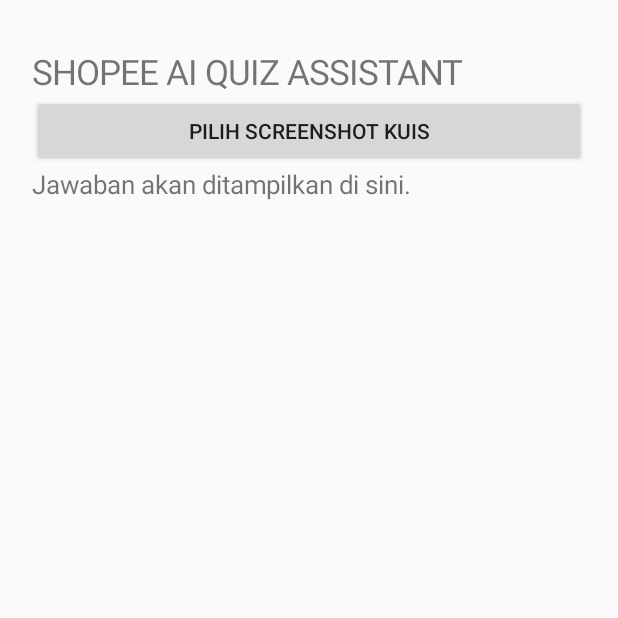
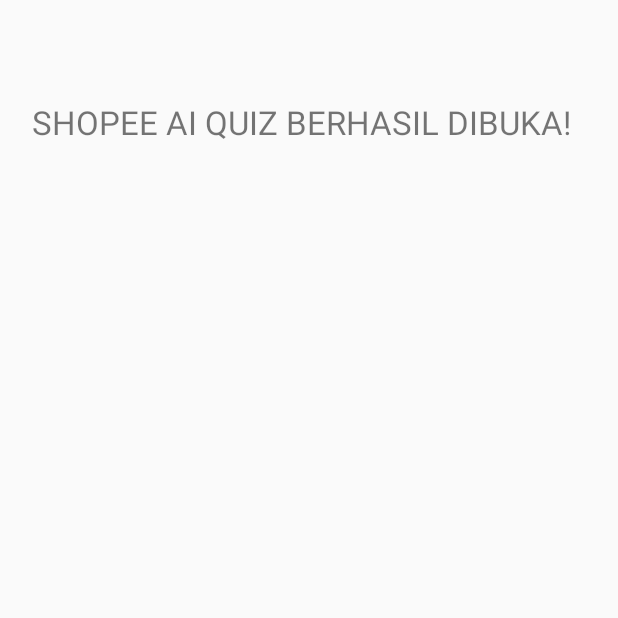
Before and after one commit to oyoy7681-ops/ShopeeAIQuizAssistant, an Android app: the screen it shows after launch (MainActivity), on a phone screen of 412 x 824 dp, the top half of it. Run offline under Robolectric (Android 15) with nearby library versions, the phone set to English and light mode, and no system bars.

Commit message:
Update MainActivity.kt

```diff
--- a/app/src/main/java/com/example/shopeeaiquiz/MainActivity.kt
+++ b/app/src/main/java/com/example/shopeeaiquiz/MainActivity.kt
@@ -1,87 +1,20 @@
+
 package com.example.shopeeaiquiz
 
+import android.app.Activity
 import android.os.Bundle
-import android.content.Intent
-import android.net.Uri
-import android.widget.*
-import android.app.Activity
-import com.google.mlkit.vision.common.InputImage
-import com.google.mlkit.vision.text.TextRecognition
-import com.google.mlkit.vision.text.latin.TextRecognizerOptions
+import android.widget.TextView
 
 class MainActivity : Activity() {
-
-    private lateinit var resultText: TextView
-
     override fun onCreate(savedInstanceState: Bundle?) {
         super.onCreate(savedInstanceState)
 
-        val layout = LinearLayout(this).apply {
-            orientation = LinearLayout.VERTICAL
-            setPadding(32, 48, 32, 32)
+        val text = TextView(this).apply {
+            text = "SHOPEE AI QUIZ BERHASIL DIBUKA!"
+            textSize = 22f
+            setPadding(32, 100, 32, 32)
         }
 
-        val title = TextView(this).apply {
-            text = "SHOPEE AI QUIZ ASSISTANT"
-            textSize = 23f
-        }
-
-        val button = Button(this).apply {
-            text = "PILIH SCREENSHOT KUIS"
-            setOnClickListener {
-                val intent = Intent(Intent.ACTION_GET_CONTENT)
-                intent.type = "image/*"
-                startActivityForResult(intent, 100)
-            }
-        }
-
-        resultText = TextView(this).apply {
-            text = "Jawaban akan ditampilkan di sini."
-            textSize = 17f
-        }
-
-        layout.addView(title)
-        layout.addView(button)
-        layout.addView(resultText)
-
-        setContentView(layout)
-    }
-
-    @Deprecated("Legacy image picker callback")
-    override fun onActivityResult(
-        requestCode: Int,
-        resultCode: Int,
-        data: Intent?
-    ) {
-        super.onActivityResult(requestCode, resultCode, data)
-
-        if (requestCode == 100 && resultCode == RESULT_OK) {
-            val uri: Uri = data?.data ?: return
-            readImage(uri)
-        }
-    }
-
-    private fun readImage(uri: Uri) {
-        resultText.text = "Sedang membaca soal..."
-
-        try {
-            val image = InputImage.fromFilePath(this, uri)
-            val recognizer = TextRecognition.getClient(
-                TextRecognizerOptions.DEFAULT_OPTIONS
-            )
-
-            recognizer.process(image)
-                .addOnSuccessListener { visionText ->
-                    resultText.text = visionText.text.ifBlank {
-                        "Tidak ada tulisan yang terbaca."
-                    }
-                }
-                .addOnFailureListener {
-                    resultText.text = "Gagal membaca gambar."
-                }
-
-        } catch (e: Exception) {
-            resultText.text = "Gagal membuka screenshot."
-        }
+        setContentView(text)
     }
 }
```
